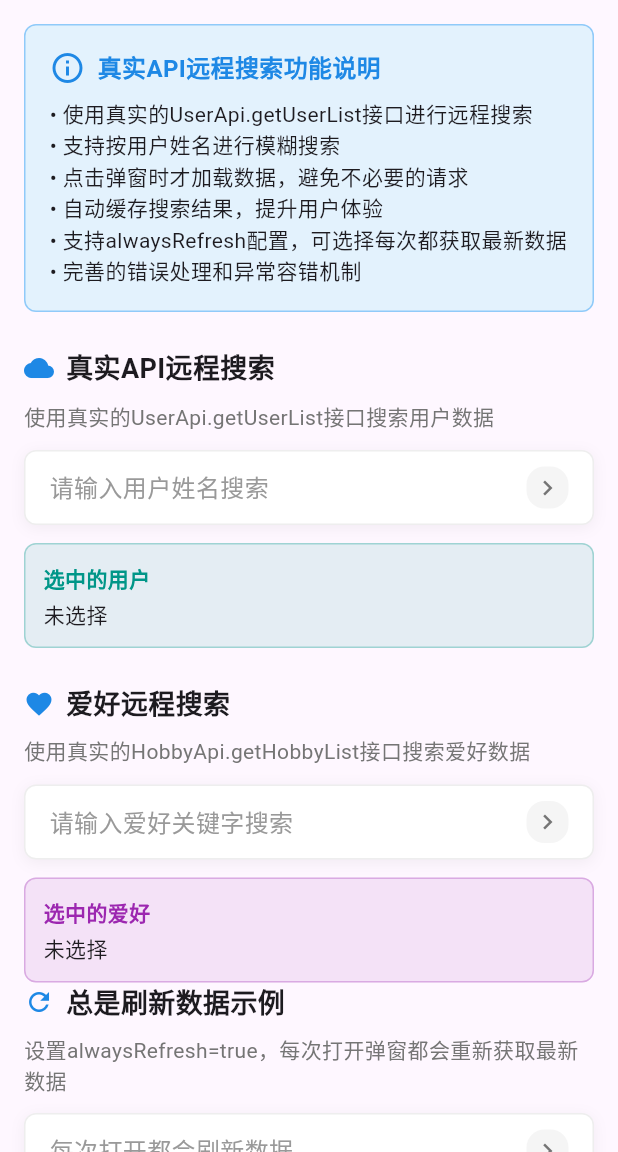
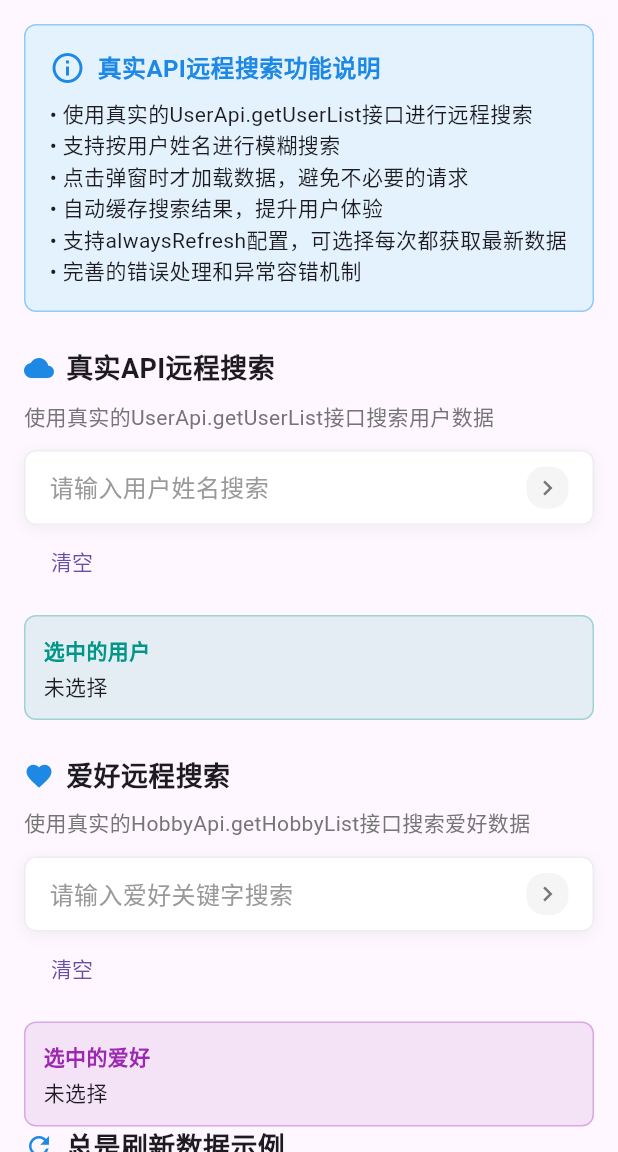
Before and after one commit to yuzhido/flutter_simple_ui, a Flutter app: the RemoteSearchDemoPage screen opened directly, on a phone screen of 412 x 824 dp, the part 84-1236 px from its top. Run offline on Flutter 3.47's test engine with Material 3 defaults, Android fonts, the phone set to English and light mode, and no system bars; our stand-ins replace dio, file_picker, flutter_image_compress, image_picker, permission_handler; missing offline and left inert: mobile_scanner.

Commit message:
自定义下拉选择新增清空功能

```diff
--- a/example/lib/pages/dropdown_choose/remote_search_demo.dart
+++ b/example/lib/pages/dropdown_choose/remote_search_demo.dart
@@ -1,5 +1,4 @@
 import 'package:flutter/material.dart';
-import 'package:flutter_simple_ui/models/select_data.dart';
 import 'package:flutter_simple_ui/flutter_simple_ui.dart';
 import '../../api/user_api.dart';
 import '../../api/models/user.dart';
@@ -17,6 +16,10 @@ class _RemoteSearchDemoPageState extends State<RemoteSearchDemoPage> {
   SelectData<User>? selectedRealUser; // 真实API用户
   SelectData<User>? selectedAlwaysRefreshUser; // 总是刷新的用户
   SelectData<Hobby>? selectedHobby; // 真实API爱好
+
+  final DropdownChooseController realUserController = DropdownChooseController();
+  final DropdownChooseController hobbyController = DropdownChooseController();
+  final DropdownChooseController alwaysRefreshController = DropdownChooseController();
 
   // 真实API用户搜索
   Future<List<SelectData<User>>> _searchRealUsers(String keyword) async {
@@ -246,6 +249,13 @@ class _RemoteSearchDemoPageState extends State<RemoteSearchDemoPage> {
               remote: true,
               remoteSearch: _searchRealUsers,
               defaultValue: selectedRealUser,
+              controller: realUserController,
+              showClear: true,
+              onClear: () {
+                setState(() {
+                  selectedRealUser = null;
+                });
+              },
               onSingleChanged: (value, data, selectData) {
                 setState(() {
                   selectedRealUser = selectData;
@@ -253,11 +263,10 @@ class _RemoteSearchDemoPageState extends State<RemoteSearchDemoPage> {
               },
               tips: '请输入用户姓名搜索',
             ),
-            _buildResultCard(
-              '选中的用户',
-              selectedRealUser != null ? '${selectedRealUser!.data.name} - ${selectedRealUser!.data.school} - ${selectedRealUser!.data.age}岁' : '未选择',
-              Colors.teal,
+            Row(
+              children: [TextButton(onPressed: () => realUserController.clear(), child: const Text('清空'))],
             ),
+            _buildResultCard('选中的用户', selectedRealUser != null ? '${selectedRealUser!.data.name} - ${selectedRealUser!.data.school} - ${selectedRealUser!.data.age}岁' : '未选择', Colors.teal),
 
             const SizedBox(height: 24),
 
@@ -272,12 +281,22 @@ class _RemoteSearchDemoPageState extends State<RemoteSearchDemoPage> {
               onAdd: (val) => showAddHobbyDialog(context, initialName: val),
               remoteSearch: _searchHobbies,
               defaultValue: selectedHobby,
+              controller: hobbyController,
+              showClear: true,
+              onClear: () {
+                setState(() {
+                  selectedHobby = null;
+                });
+              },
               onSingleChanged: (value, data, selectData) {
                 setState(() {
                   selectedHobby = selectData;
                 });
               },
               tips: '请输入爱好关键字搜索',
+            ),
+            Row(
+              children: [TextButton(onPressed: () => hobbyController.clear(), child: const Text('清空'))],
             ),
             _buildResultCard('选中的爱好', selectedHobby != null ? selectedHobby!.data.name ?? '未命名' : '未选择', Colors.purple),
 
@@ -291,6 +310,13 @@ class _RemoteSearchDemoPageState extends State<RemoteSearchDemoPage> {
               alwaysRefresh: true, // 总是刷新数据
               remoteSearch: _searchRealUsers,
               defaultValue: selectedAlwaysRefreshUser,
+              controller: alwaysRefreshController,
+              showClear: true,
+              onClear: () {
+                setState(() {
+                  selectedAlwaysRefreshUser = null;
+                });
+              },
               onSingleChanged: (value, data, selectData) {
                 setState(() {
                   selectedAlwaysRefreshUser = selectData;
@@ -298,11 +324,12 @@ class _RemoteSearchDemoPageState extends State<RemoteSearchDemoPage> {
               },
               tips: '每次打开都会刷新数据',
             ),
+            Row(
+              children: [TextButton(onPressed: () => alwaysRefreshController.clear(), child: const Text('清空'))],
+            ),
             _buildResultCard(
               '选中的用户（总是刷新）',
-              selectedAlwaysRefreshUser != null
-                  ? '${selectedAlwaysRefreshUser!.data.name} - ${selectedAlwaysRefreshUser!.data.school} - ${selectedAlwaysRefreshUser!.data.age}岁'
-                  : '未选择',
+              selectedAlwaysRefreshUser != null ? '${selectedAlwaysRefreshUser!.data.name} - ${selectedAlwaysRefreshUser!.data.school} - ${selectedAlwaysRefreshUser!.data.age}岁' : '未选择',
               Colors.orange,
             ),
 
--- a/example/lib/utils/config.dart
+++ b/example/lib/utils/config.dart
@@ -7,8 +7,8 @@ class Config {
   /// - 'https://jsonplaceholder.typicode.com' (测试API)
   // static const String baseUrl = 'http://192.168.1.19:3000';
   // static const String baseUrl = 'http://192.168.8.188:3000';
-  // static const String baseUrl = 'http://192.168.8.147:3000';
-  static const String baseUrl = 'http://192.168.8.28:3000';
+  static const String baseUrl = 'http://192.168.8.147:3000';
+  // static const String baseUrl = 'http://192.168.8.28:3000';
 
   /// 请求超时时间（毫秒）
   static const int timeout = 15000; // 增加到15秒
--- a/lib/src/dropdown_choose/index.dart
+++ b/lib/src/dropdown_choose/index.dart
@@ -2,6 +2,21 @@ import 'package:flutter/material.dart';
 import 'package:flutter_simple_ui/models/select_data.dart';
 import 'package:flutter_simple_ui/src/dropdown_choose/widgets/choose_content.dart';
 import 'package:flutter_simple_ui/src/widgets/dropdown_container.dart';
+
+class DropdownChooseController {
+  VoidCallback? _clearAction;
+  void _bindClear(VoidCallback action) {
+    _clearAction = action;
+  }
+
+  void _unbind() {
+    _clearAction = null;
+  }
+
+  void clear() {
+    _clearAction?.call();
+  }
+}
 
 class DropdownChoose<T> extends StatefulWidget {
   // 是否可以过滤
@@ -14,6 +29,7 @@ class DropdownChoose<T> extends StatefulWidget {
   final bool alwaysRefresh;
   // 是否显示新增按钮
   final bool showAdd;
+  final bool showClear;
   // 是否多选
   final bool multiple;
   // 新增回调
@@ -24,18 +40,22 @@ class DropdownChoose<T> extends StatefulWidget {
   final void Function(List<dynamic>, List<T>, List<SelectData<T>>)? onMultipleChanged;
   // 缓存更新回调 - 当远程搜索或其他操作更新缓存数据时调用
   final void Function(List<SelectData<T>>)? onCacheUpdate;
+  final VoidCallback? onClear;
   // 默认展示的数据
   final List<SelectData<T>> options;
   // 占位符文本
   final String tips;
   // 默认选中的数据 - 支持单个或多个
   final dynamic defaultValue; // SelectData<T> 或 List<SelectData<T>>
+  // 控制器
+  final DropdownChooseController? controller;
   const DropdownChoose({
     super.key,
     this.filterable = false,
     this.remote = false,
     this.alwaysRefresh = false,
     this.showAdd = false,
+    this.showClear = false,
     this.multiple = false,
     this.onAdd,
     this.onSingleChanged,
@@ -45,6 +65,8 @@ class DropdownChoose<T> extends StatefulWidget {
     this.defaultValue,
     this.tips = '',
     this.remoteSearch,
+    this.onClear,
+    this.controller,
   }) : assert(defaultValue == null || defaultValue is SelectData<T> || defaultValue is List<SelectData<T>>, 'defaultValue 必须是 null、SelectData<T> 或 List<SelectData<T>> 类型'),
        assert(!remote || remoteSearch != null, 'remote为 true 时必须提供 remoteSearch'),
        assert(!(filterable && remote), 'filterable 和 remote 不能同时为 true，请选择本地过滤或远程搜索其中一种模式');
@@ -68,6 +90,13 @@ class _DropdownChooseState<T> extends State<DropdownChoose<T>> {
     _initDefaultValue();
     // 初始化缓存数据（仅缓存外界传递的options）
     _initCachedOptions();
+    widget.controller?._bindClear(_clearSelection);
+  }
+
+  @override
+  void dispose() {
+    widget.controller?._unbind();
+    super.dispose();
   }
 
   // 初始化默认值
@@ -169,6 +198,19 @@ class _DropdownChooseState<T> extends State<DropdownChoose<T>> {
     }
   }
 
+  void _clearSelection() {
+    setState(() {
+      _selectedValue = null;
+      _selectedValues.clear();
+    });
+    if (widget.multiple) {
+      if (widget.onMultipleChanged != null) {
+        widget.onMultipleChanged!(const [], const [], const []);
+      }
+    }
+    widget.onClear?.call();
+  }
+
   // 更新缓存数据（由ChooseContent回调）
   void _updateCache(List<SelectData<T>> newData) {
     setState(() {
@@ -183,12 +225,14 @@ class _DropdownChooseState<T> extends State<DropdownChoose<T>> {
 
   @override
   Widget build(BuildContext context) {
+    final bool hasSelection = widget.multiple ? _selectedValues.isNotEmpty : _selectedValue != null;
     return InkWell(
-      // 点击显示弹窗
       onTap: _showDialog,
       child: DropdownContainer(
-        // 是否正在选择
         isChoosing: isChoosing,
+        showClear: widget.showClear,
+        onClear: _clearSelection,
+        hasSelection: hasSelection,
         item: _selectedValue,
         items: _selectedValues,
         multiple: widget.multiple,
--- a/lib/src/widgets/dropdown_container.dart
+++ b/lib/src/widgets/dropdown_container.dart
@@ -12,7 +12,25 @@ class DropdownContainer<T> extends StatefulWidget {
   final SelectData<T>? item;
   // 是否正在进行选择
   final bool isChoosing;
-  const DropdownContainer({super.key, this.multiple = false, this.tips = '请选择选项', this.items, this.item, this.isChoosing = false});
+  // 是否显示清除按钮
+  final bool showClear;
+  // 是否有选中项
+  final bool hasSelection;
+  // 点击清除按钮的回调
+  final Function? onClear;
+
+  const DropdownContainer({
+    super.key,
+    this.multiple = false,
+    // 默认提示词
+    this.tips = '请选择选项',
+    this.items,
+    this.item,
+    this.isChoosing = false,
+    this.onClear,
+    this.showClear = false,
+    this.hasSelection = false,
+  });
   @override
   State<DropdownContainer<T>> createState() => _DropdownContainerState<T>();
 }
@@ -66,11 +84,21 @@ class _DropdownContainerState<T> extends State<DropdownContainer<T>> {
                     overflow: TextOverflow.ellipsis,
                   ),
           ),
-          Container(
-            padding: const EdgeInsets.all(4),
-            decoration: BoxDecoration(color: Colors.grey[100], borderRadius: BorderRadius.circular(12)),
-            child: Icon(widget.isChoosing ? Icons.keyboard_arrow_down : Icons.keyboard_arrow_right, color: Colors.grey[600], size: 20),
-          ),
+          if (!widget.hasSelection || !widget.showClear)
+            Container(
+              padding: const EdgeInsets.all(4),
+              decoration: BoxDecoration(color: Colors.grey[100], borderRadius: BorderRadius.circular(12)),
+              child: Icon(widget.isChoosing ? Icons.keyboard_arrow_down : Icons.keyboard_arrow_right, color: Colors.grey[600], size: 20),
+            ),
+          if (widget.hasSelection && widget.showClear)
+            InkWell(
+              onTap: () => widget.onClear?.call(),
+              child: Container(
+                padding: const EdgeInsets.all(4),
+                decoration: BoxDecoration(color: Colors.grey[100], borderRadius: BorderRadius.circular(12)),
+                child: Icon(Icons.close, color: Colors.grey[600], size: 20),
+              ),
+            ),
         ],
       ),
     );
--- a/pubspec.yaml
+++ b/pubspec.yaml
@@ -1,6 +1,6 @@
 name: flutter_simple_ui
 description: "自定义简单 UI 组件"
-version: 1.1.0
+version: 1.2.0
 homepage: "https://github.com/yuzhido/flutter_simple_ui.git"
 repository: "https://github.com/yuzhido/flutter_simple_ui.git"
 issue_tracker: "https://github.com/yuzhido/flutter_simple_ui.git/issues"
```
Also changed, not shown: example/lib/pages/dropdown_choose/index.dart (+34 -0 lines), example/pubspec.lock, 1 other file.
